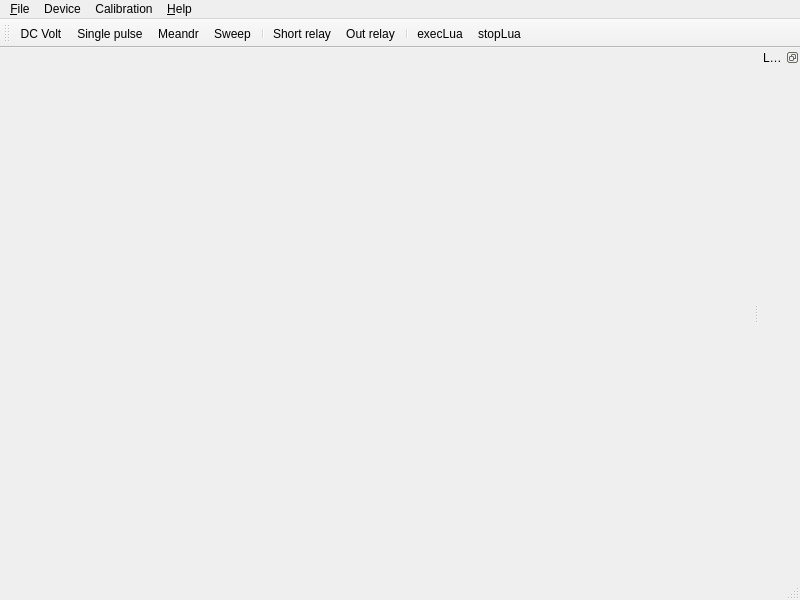
The window that software/digitizer/src/main_wnd.ui (z80/digitizer) describes before a commit, drawn with Qt 5.
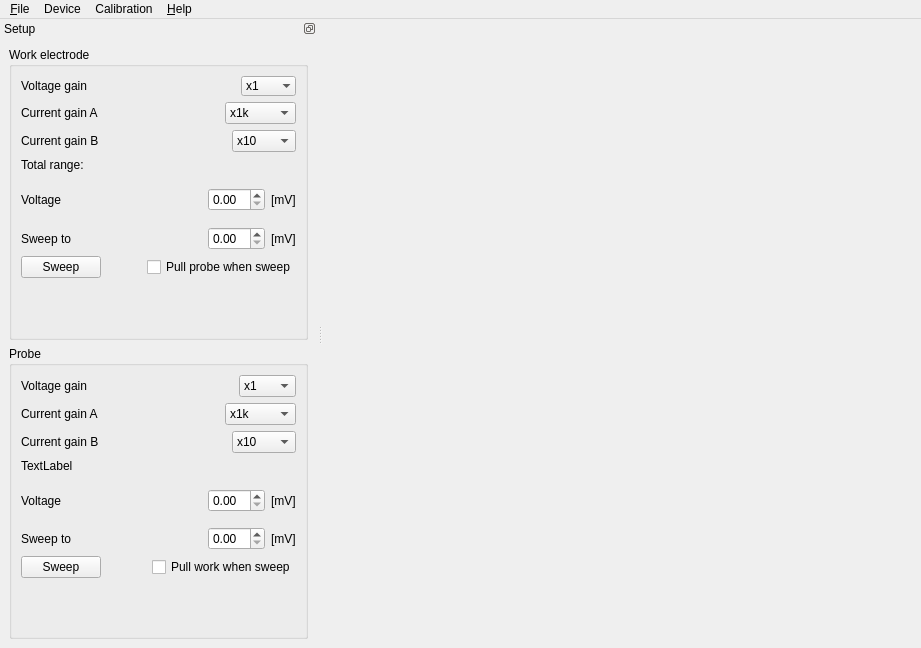
The same window after the commit. Icons and pictures are not drawn. Custom widgets are drawn as their Qt base class.

```diff
--- a/software/digitizer/src/main_wnd.ui
+++ b/software/digitizer/src/main_wnd.ui
@@ -6,8 +6,8 @@
    <rect>
     <x>0</x>
     <y>0</y>
-    <width>800</width>
-    <height>600</height>
+    <width>921</width>
+    <height>648</height>
    </rect>
   </property>
   <property name="windowTitle">
@@ -32,8 +32,8 @@
     <rect>
      <x>0</x>
      <y>0</y>
-     <width>800</width>
-     <height>27</height>
+     <width>921</width>
+     <height>21</height>
     </rect>
    </property>
    <widget class="QMenu" name="menu_File">
@@ -64,29 +64,7 @@
    <addaction name="menuCalibration"/>
    <addaction name="menu_Help"/>
   </widget>
-  <widget class="QStatusBar" name="statusbar"/>
-  <widget class="QToolBar" name="toolBar">
-   <property name="windowTitle">
-    <string>toolBar</string>
-   </property>
-   <attribute name="toolBarArea">
-    <enum>TopToolBarArea</enum>
-   </attribute>
-   <attribute name="toolBarBreak">
-    <bool>false</bool>
-   </attribute>
-   <addaction name="actionDC_Volt"/>
-   <addaction name="actionSingle_pulse"/>
-   <addaction name="actionMeandr"/>
-   <addaction name="actionSweep"/>
-   <addaction name="separator"/>
-   <addaction name="actionShort_relay"/>
-   <addaction name="actionOut_relay"/>
-   <addaction name="separator"/>
-   <addaction name="actionExecLua"/>
-   <addaction name="actionStopLua"/>
-  </widget>
-  <widget class="QDockWidget" name="dockWidget">
+  <widget class="QDockWidget" name="dockWidget_2">
    <property name="features">
     <set>QDockWidget::DockWidgetFloatable|QDockWidget::DockWidgetMovable</set>
    </property>
@@ -94,12 +72,594 @@
     <set>Qt::LeftDockWidgetArea|Qt::RightDockWidgetArea</set>
    </property>
    <property name="windowTitle">
-    <string>Lua console</string>
+    <string>Setup</string>
    </property>
    <attribute name="dockWidgetArea">
-    <number>2</number>
+    <number>1</number>
    </attribute>
-   <widget class="QtLua::Console" name="console"/>
+   <widget class="QWidget" name="dockWidgetContents">
+    <layout class="QVBoxLayout" name="verticalLayout" stretch="0,0">
+     <item>
+      <widget class="QGroupBox" name="groupBox">
+       <property name="title">
+        <string>Work electrode</string>
+       </property>
+       <layout class="QVBoxLayout" name="verticalLayout_2" stretch="1,1,0,0,1,1,1,1,1,5">
+        <item>
+         <layout class="QHBoxLayout" name="horizontalLayout">
+          <item>
+           <widget class="QLabel" name="label">
+            <property name="text">
+             <string>Voltage gain</string>
+            </property>
+           </widget>
+          </item>
+          <item>
+           <spacer name="horizontalSpacer">
+            <property name="orientation">
+             <enum>Qt::Horizontal</enum>
+            </property>
+            <property name="sizeHint" stdset="0">
+             <size>
+              <width>40</width>
+              <height>20</height>
+             </size>
+            </property>
+           </spacer>
+          </item>
+          <item>
+           <widget class="QComboBox" name="workVoltGain">
+            <property name="frame">
+             <bool>false</bool>
+            </property>
+            <item>
+             <property name="text">
+              <string>x1</string>
+             </property>
+            </item>
+            <item>
+             <property name="text">
+              <string>x10</string>
+             </property>
+            </item>
+            <item>
+             <property name="text">
+              <string>x100</string>
+             </property>
+            </item>
+           </widget>
+          </item>
+         </layout>
+        </item>
+        <item>
+         <layout class="QHBoxLayout" name="horizontalLayout_2">
+          <item>
+           <widget class="QLabel" name="label_2">
+            <property name="text">
+             <string>Current gain A</string>
+            </property>
+           </widget>
+          </item>
+          <item>
+           <spacer name="horizontalSpacer_2">
+            <property name="orientation">
+             <enum>Qt::Horizontal</enum>
+            </property>
+            <property name="sizeHint" stdset="0">
+             <size>
+              <width>40</width>
+              <height>20</height>
+             </size>
+            </property>
+           </spacer>
+          </item>
+          <item>
+           <widget class="QComboBox" name="workCurrGainA">
+            <item>
+             <property name="text">
+              <string>x1k</string>
+             </property>
+            </item>
+            <item>
+             <property name="text">
+              <string>x10k</string>
+             </property>
+            </item>
+            <item>
+             <property name="text">
+              <string>x100k</string>
+             </property>
+            </item>
+            <item>
+             <property name="text">
+              <string>x1000k</string>
+             </property>
+            </item>
+           </widget>
+          </item>
+         </layout>
+        </item>
+        <item>
+         <layout class="QHBoxLayout" name="horizontalLayout_11">
+          <item>
+           <widget class="QLabel" name="label_13">
+            <property name="text">
+             <string>Current gain B</string>
+            </property>
+           </widget>
+          </item>
+          <item>
+           <spacer name="horizontalSpacer_11">
+            <property name="orientation">
+             <enum>Qt::Horizontal</enum>
+            </property>
+            <property name="sizeHint" stdset="0">
+             <size>
+              <width>40</width>
+              <height>20</height>
+             </size>
+            </property>
+           </spacer>
+          </item>
+          <item>
+           <widget class="QComboBox" name="workCurrGainB">
+            <item>
+             <property name="text">
+              <string>x10</string>
+             </property>
+            </item>
+            <item>
+             <property name="text">
+              <string>x100</string>
+             </property>
+            </item>
+            <item>
+             <property name="text">
+              <string>x1000</string>
+             </property>
+            </item>
+           </widget>
+          </item>
+         </layout>
+        </item>
+        <item>
+         <widget class="QLabel" name="workGainInfo">
+          <property name="text">
+           <string>Total range:</string>
+          </property>
+         </widget>
+        </item>
+        <item>
+         <spacer name="verticalSpacer">
+          <property name="orientation">
+           <enum>Qt::Vertical</enum>
+          </property>
+          <property name="sizeHint" stdset="0">
+           <size>
+            <width>20</width>
+            <height>5</height>
+           </size>
+          </property>
+         </spacer>
+        </item>
+        <item>
+         <layout class="QHBoxLayout" name="horizontalLayout_3">
+          <item>
+           <widget class="QLabel" name="label_4">
+            <property name="text">
+             <string>Voltage</string>
+            </property>
+           </widget>
+          </item>
+          <item>
+           <spacer name="horizontalSpacer_3">
+            <property name="orientation">
+             <enum>Qt::Horizontal</enum>
+            </property>
+            <property name="sizeHint" stdset="0">
+             <size>
+              <width>40</width>
+              <height>20</height>
+             </size>
+            </property>
+           </spacer>
+          </item>
+          <item>
+           <widget class="QDoubleSpinBox" name="workVolt"/>
+          </item>
+          <item>
+           <widget class="QLabel" name="label_3">
+            <property name="text">
+             <string>[mV]</string>
+            </property>
+           </widget>
+          </item>
+         </layout>
+        </item>
+        <item>
+         <spacer name="verticalSpacer_2">
+          <property name="orientation">
+           <enum>Qt::Vertical</enum>
+          </property>
+          <property name="sizeHint" stdset="0">
+           <size>
+            <width>20</width>
+            <height>5</height>
+           </size>
+          </property>
+         </spacer>
+        </item>
+        <item>
+         <layout class="QHBoxLayout" name="horizontalLayout_4">
+          <item>
+           <widget class="QLabel" name="label_5">
+            <property name="text">
+             <string>Sweep to</string>
+            </property>
+           </widget>
+          </item>
+          <item>
+           <spacer name="horizontalSpacer_4">
+            <property name="orientation">
+             <enum>Qt::Horizontal</enum>
+            </property>
+            <property name="sizeHint" stdset="0">
+             <size>
+              <width>40</width>
+              <height>20</height>
+             </size>
+            </property>
+           </spacer>
+          </item>
+          <item>
+           <widget class="QDoubleSpinBox" name="workSweepTo"/>
+          </item>
+          <item>
+           <widget class="QLabel" name="label_6">
+            <property name="text">
+             <string>[mV]</string>
+            </property>
+           </widget>
+          </item>
+         </layout>
+        </item>
+        <item>
+         <layout class="QHBoxLayout" name="horizontalLayout_5">
+          <item>
+           <widget class="QPushButton" name="sweepWork">
+            <property name="text">
+             <string>Sweep</string>
+            </property>
+           </widget>
+          </item>
+          <item>
+           <spacer name="horizontalSpacer_5">
+            <property name="orientation">
+             <enum>Qt::Horizontal</enum>
+            </property>
+            <property name="sizeHint" stdset="0">
+             <size>
+              <width>40</width>
+              <height>20</height>
+             </size>
+            </property>
+           </spacer>
+          </item>
+          <item>
+           <widget class="QCheckBox" name="pullProbe">
+            <property name="text">
+             <string>Pull probe when sweep</string>
+            </property>
+           </widget>
+          </item>
+         </layout>
+        </item>
+        <item>
+         <spacer name="verticalSpacer_3">
+          <property name="orientation">
+           <enum>Qt::Vertical</enum>
+          </property>
+          <property name="sizeHint" stdset="0">
+           <size>
+            <width>20</width>
+            <height>36</height>
+           </size>
+          </property>
+         </spacer>
+        </item>
+       </layout>
+      </widget>
+     </item>
+     <item>
+      <widget class="QGroupBox" name="groupBox_2">
+       <property name="title">
+        <string>Probe</string>
+       </property>
+       <layout class="QVBoxLayout" name="verticalLayout_3" stretch="1,1,0,0,1,1,1,1,1,5">
+        <item>
+         <layout class="QHBoxLayout" name="horizontalLayout_6">
+          <item>
+           <widget class="QLabel" name="label_7">
+            <property name="text">
+             <string>Voltage gain</string>
+            </property>
+           </widget>
+          </item>
+          <item>
+           <spacer name="horizontalSpacer_6">
+            <property name="orientation">
+             <enum>Qt::Horizontal</enum>
+            </property>
+            <property name="sizeHint" stdset="0">
+             <size>
+              <width>40</width>
+              <height>20</height>
+             </size>
+            </property>
+           </spacer>
+          </item>
+          <item>
+           <widget class="QComboBox" name="probeVoltGain">
+            <item>
+             <property name="text">
+              <string>x1</string>
+             </property>
+            </item>
+            <item>
+             <property name="text">
+              <string>x10</string>
+             </property>
+            </item>
+            <item>
+             <property name="text">
+              <string>x100</string>
+             </property>
+            </item>
+           </widget>
+          </item>
+         </layout>
+        </item>
+        <item>
+         <layout class="QHBoxLayout" name="horizontalLayout_7">
+          <item>
+           <widget class="QLabel" name="label_8">
+            <property name="text">
+             <string>Current gain A</string>
+            </property>
+           </widget>
+          </item>
+          <item>
+           <spacer name="horizontalSpacer_7">
+            <property name="orientation">
+             <enum>Qt::Horizontal</enum>
+            </property>
+            <property name="sizeHint" stdset="0">
+             <size>
+              <width>40</width>
+              <height>20</height>
+             </size>
+            </property>
+           </spacer>
+          </item>
+          <item>
+           <widget class="QComboBox" name="probeCurrGainA">
+            <item>
+             <property name="text">
+              <string>x1k</string>
+             </property>
+            </item>
+            <item>
+             <property name="text">
+              <string>x10k</string>
+             </property>
+            </item>
+            <item>
+             <property name="text">
+              <string>x100k</string>
+             </property>
+            </item>
+            <item>
+             <property name="text">
+              <string>x1000k</string>
+             </property>
+            </item>
+           </widget>
+          </item>
+         </layout>
+        </item>
+        <item>
+         <layout class="QHBoxLayout" name="horizontalLayout_12">
+          <item>
+           <widget class="QLabel" name="label_14">
+            <property name="text">
+             <string>Current gain B</string>
+            </property>
+           </widget>
+          </item>
+          <item>
+           <spacer name="horizontalSpacer_12">
+            <property name="orientation">
+             <enum>Qt::Horizontal</enum>
+            </property>
+            <property name="sizeHint" stdset="0">
+             <size>
+              <width>40</width>
+              <height>20</height>
+             </size>
+            </property>
+           </spacer>
+          </item>
+          <item>
+           <widget class="QComboBox" name="probeCurrGainB">
+            <item>
+             <property name="text">
+              <string>x10</string>
+             </property>
+            </item>
+            <item>
+             <property name="text">
+              <string>x100</string>
+             </property>
+            </item>
+            <item>
+             <property name="text">
+              <string>x1000</string>
+             </property>
+            </item>
+           </widget>
+          </item>
+         </layout>
+        </item>
+        <item>
+         <widget class="QLabel" name="probeGainInfo">
+          <property name="text">
+           <string>TextLabel</string>
+          </property>
+         </widget>
+        </item>
+        <item>
+         <spacer name="verticalSpacer_4">
+          <property name="orientation">
+           <enum>Qt::Vertical</enum>
+          </property>
+          <property name="sizeHint" stdset="0">
+           <size>
+            <width>20</width>
+            <height>5</height>
+           </size>
+          </property>
+         </spacer>
+        </item>
+        <item>
+         <layout class="QHBoxLayout" name="horizontalLayout_8">
+          <item>
+           <widget class="QLabel" name="label_9">
+            <property name="text">
+             <string>Voltage</string>
+            </property>
+           </widget>
+          </item>
+          <item>
+           <spacer name="horizontalSpacer_8">
+            <property name="orientation">
+             <enum>Qt::Horizontal</enum>
+            </property>
+            <property name="sizeHint" stdset="0">
+             <size>
+              <width>40</width>
+              <height>20</height>
+             </size>
+            </property>
+           </spacer>
+          </item>
+          <item>
+           <widget class="QDoubleSpinBox" name="probeVolt"/>
+          </item>
+          <item>
+           <widget class="QLabel" name="label_10">
+            <property name="text">
+             <string>[mV]</string>
+            </property>
+           </widget>
+          </item>
+         </layout>
+        </item>
+        <item>
+         <spacer name="verticalSpacer_5">
+          <property name="orientation">
+           <enum>Qt::Vertical</enum>
+          </property>
+          <property name="sizeHint" stdset="0">
+           <size>
+            <width>20</width>
+            <height>5</height>
+           </size>
+          </property>
+         </spacer>
+        </item>
+        <item>
+         <layout class="QHBoxLayout" name="horizontalLayout_9">
+          <item>
+           <widget class="QLabel" name="label_11">
+            <property name="text">
+             <string>Sweep to</string>
+            </property>
+           </widget>
+          </item>
+          <item>
+           <spacer name="horizontalSpacer_9">
+            <property name="orientation">
+             <enum>Qt::Horizontal</enum>
+            </property>
+            <property name="sizeHint" stdset="0">
+             <size>
+              <width>40</width>
+              <height>20</height>
+             </size>
+            </property>
+           </spacer>
+          </item>
+          <item>
+           <widget class="QDoubleSpinBox" name="probeSweepTo"/>
+          </item>
+          <item>
+           <widget class="QLabel" name="label_12">
+            <property name="text">
+             <string>[mV]</string>
+            </property>
+           </widget>
+          </item>
+         </layout>
+        </item>
+        <item>
+         <layout class="QHBoxLayout" name="horizontalLayout_10">
+          <item>
+           <widget class="QPushButton" name="sweepProbe">
+            <property name="text">
+             <string>Sweep</string>
+            </property>
+           </widget>
+          </item>
+          <item>
+           <spacer name="horizontalSpacer_10">
+            <property name="orientation">
+             <enum>Qt::Horizontal</enum>
+            </property>
+            <property name="sizeHint" stdset="0">
+             <size>
+              <width>40</width>
+              <height>20</height>
+             </size>
+            </property>
+           </spacer>
+          </item>
+          <item>
+           <widget class="QCheckBox" name="pullWork">
+            <property name="text">
+             <string>Pull work when sweep</string>
+            </property>
+           </widget>
+          </item>
+         </layout>
+        </item>
+        <item>
+         <spacer name="verticalSpacer_6">
+          <property name="orientation">
+           <enum>Qt::Vertical</enum>
+          </property>
+          <property name="sizeHint" stdset="0">
+           <size>
+            <width>20</width>
+            <height>37</height>
+           </size>
+          </property>
+         </spacer>
+        </item>
+       </layout>
+      </widget>
+     </item>
+    </layout>
+   </widget>
   </widget>
   <action name="action_Quit">
    <property name="text">
@@ -215,14 +775,6 @@
    </property>
   </action>
  </widget>
- <customwidgets>
-  <customwidget>
-   <class>QtLua::Console</class>
-   <extends>QWidget</extends>
-   <header>QtLua/Console</header>
-   <container>1</container>
-  </customwidget>
- </customwidgets>
  <resources>
   <include location="images.qrc"/>
  </resources>
```
Left out of the diff: 2 changed lines with no effect on the pictures.
